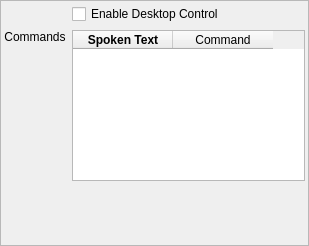
Qt form res/ui/settingspane-desktopcontrol.ui (smartboyhw/speechcontrol) before a commit.
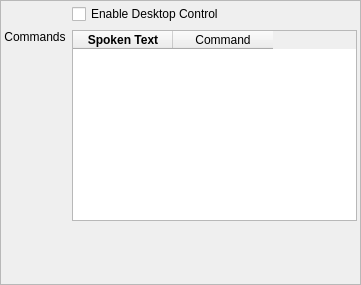
The same form after that commit.

Commit message: A lot of UI changes. Expect more to come.

Diff of the .ui file:
```diff
--- a/res/ui/settingspane-desktopcontrol.ui
+++ b/res/ui/settingspane-desktopcontrol.ui
@@ -6,10 +6,16 @@
    <rect>
     <x>0</x>
     <y>0</y>
-    <width>309</width>
-    <height>246</height>
+    <width>361</width>
+    <height>285</height>
    </rect>
   </property>
+  <property name="sizePolicy">
+   <sizepolicy hsizetype="Expanding" vsizetype="Expanding">
+    <horstretch>0</horstretch>
+    <verstretch>0</verstretch>
+   </sizepolicy>
+  </property>
   <property name="windowTitle">
    <string>Frame</string>
   </property>
@@ -24,8 +30,8 @@
     <rect>
      <x>4</x>
      <y>4</y>
-     <width>301</width>
-     <height>237</height>
+     <width>353</width>
+     <height>277</height>
     </rect>
    </property>
    <layout class="QGridLayout" name="gridLayout">
```
The commit also changes 4 other files.
